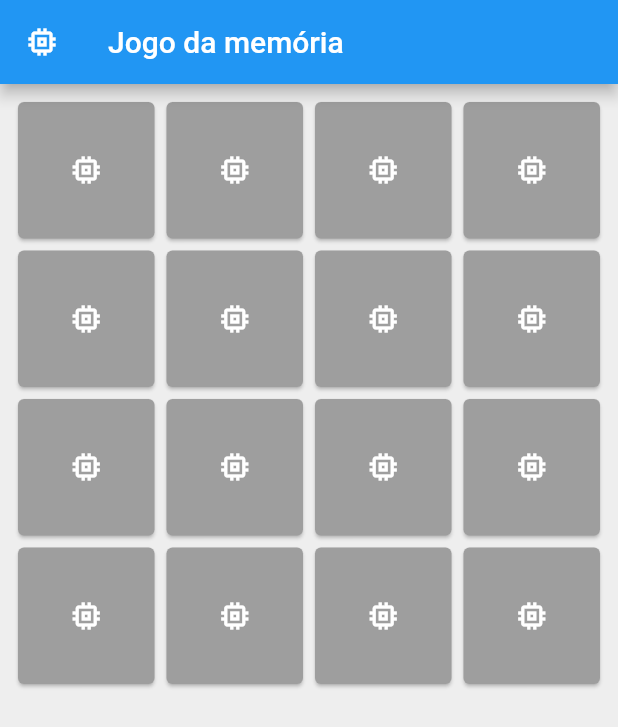
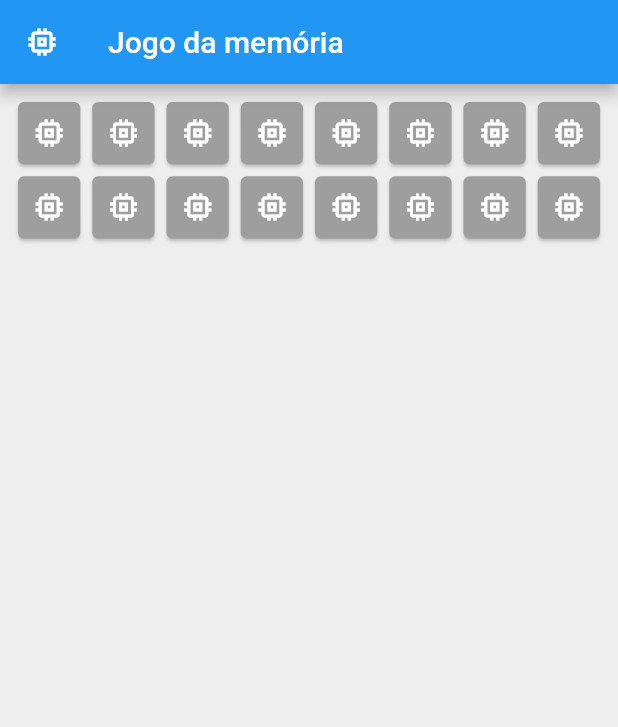
Before and after one commit to xxsilvoxx/adscomputacaomovel, a Flutter app: the screen it shows after launch, on a phone screen of 412 x 824 dp. Shown: the top 727 px of the screen. Run offline on Flutter 3.47's test engine with Material 2 defaults, Android fonts, the phone set to English and light mode, and no system bars; our stand-ins replace convert, dio, sqflite; accounts and stored records are empty.

Commit message:
rename
asasasas

```diff
--- a/jogo_da_memoria/lib/main.dart
+++ b/jogo_da_memoria/lib/main.dart
@@ -10,7 +10,7 @@ class MyApp extends StatelessWidget {
   @override
   Widget build(BuildContext context) {
     return MaterialApp(
-      title: 'Flutter Demo',
+      title: 'Trabalho Jogo da Memória',
       debugShowCheckedModeBanner: false,
       theme: ThemeData(
         primarySwatch: Colors.blue,
--- a/jogo_da_memoria/lib/widgets/game_board.dart
+++ b/jogo_da_memoria/lib/widgets/game_board.dart
@@ -28,7 +28,7 @@ class _GameBoardState extends State<GameBoard> {
 
   Widget _criaGridCartas() {
     return GridView.count(
-      crossAxisCount: 4,
+      crossAxisCount: 8,
       children: _criaItensGrid(),
     );
   }
```
